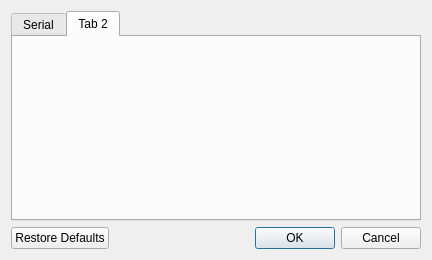
First picture: the form in settingsdlg.ui, repository leidensj/BKVale, before the edit.
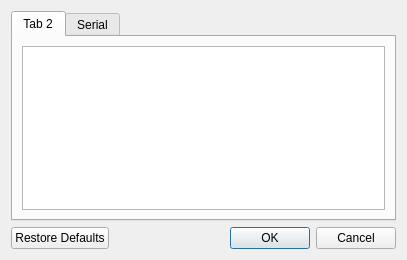
Second picture: the form after the edit. The open tabs and pages were chosen to show the change. Icons and pictures are not drawn.

```diff
--- a/settingsdlg.ui
+++ b/settingsdlg.ui
@@ -6,7 +6,7 @@
    <rect>
     <x>0</x>
     <y>0</y>
-    <width>432</width>
+    <width>407</width>
     <height>247</height>
    </rect>
   </property>
@@ -29,6 +29,16 @@
      <property name="tabsClosable">
       <bool>false</bool>
      </property>
+     <widget class="QWidget" name="tab_2">
+      <attribute name="title">
+       <string>Tab 2</string>
+      </attribute>
+      <layout class="QVBoxLayout" name="verticalLayout_3">
+       <item>
+        <widget class="QListView" name="listView"/>
+       </item>
+      </layout>
+     </widget>
      <widget class="QWidget" name="serial">
       <attribute name="icon">
        <iconset resource="icons.qrc">
@@ -104,11 +114,6 @@
        </item>
       </layout>
      </widget>
-     <widget class="QWidget" name="tab_2">
-      <attribute name="title">
-       <string>Tab 2</string>
-      </attribute>
-     </widget>
     </widget>
    </item>
    <item>
```
Left out of the diff: 63 changed lines with no effect on the pictures.
